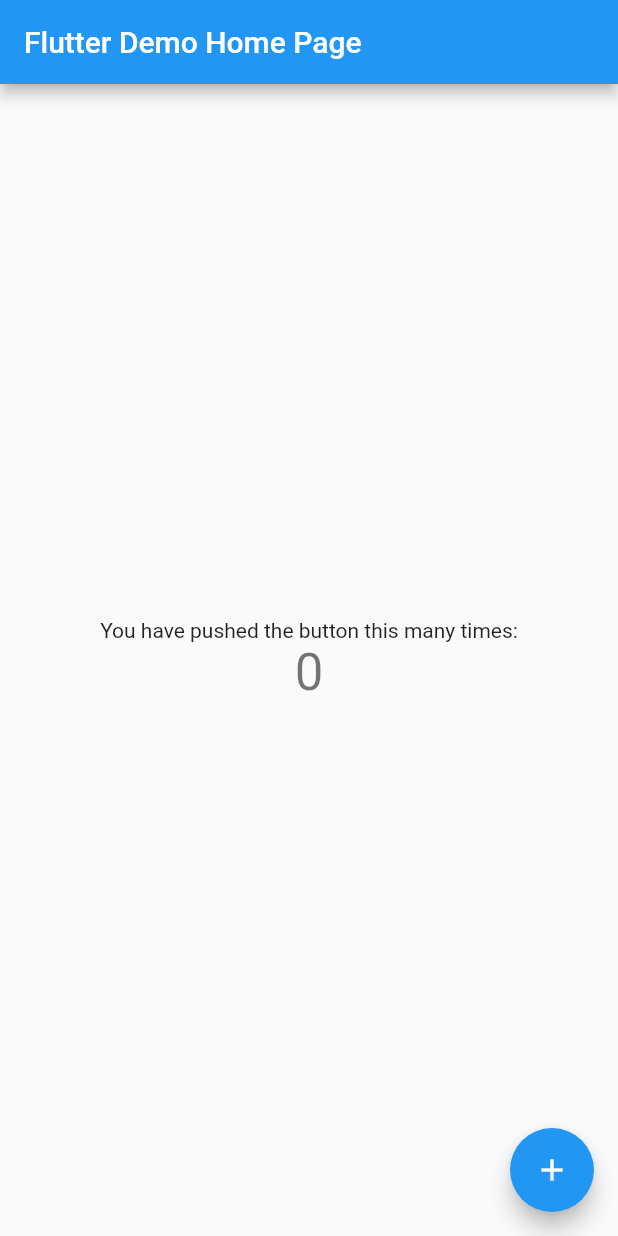
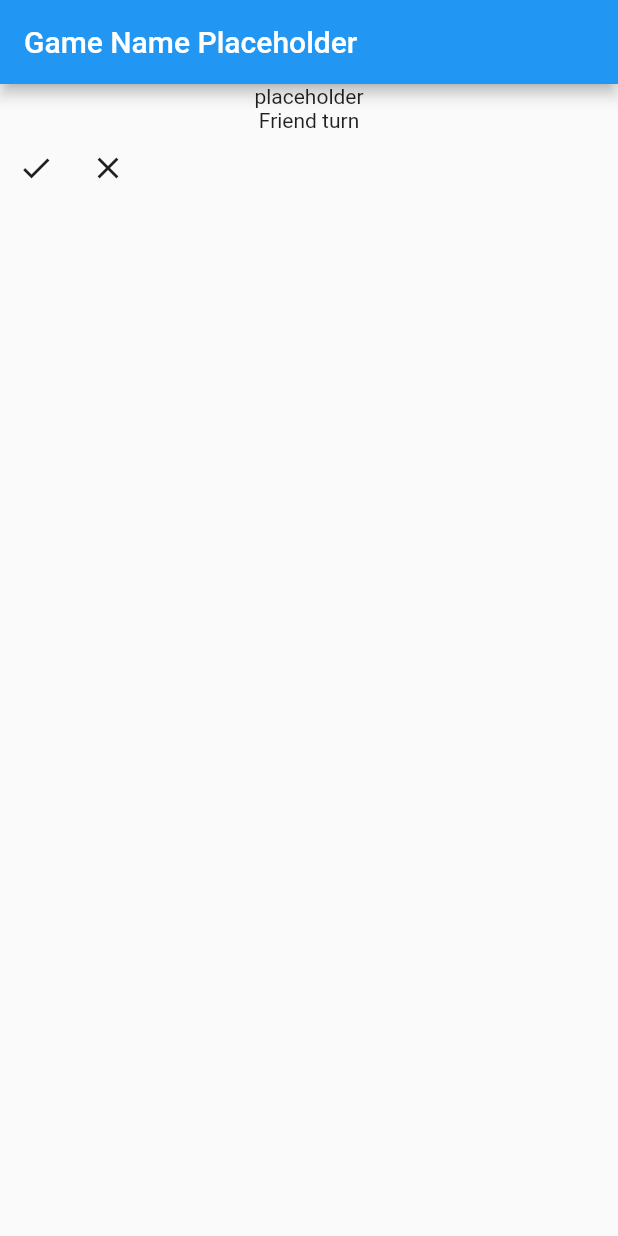
Before and after one commit to nardkeza/Komekt4, a Flutter app: the screen it shows after launch, on a phone screen of 412 x 824 dp. Run offline on Flutter 3.47's test engine with Material 2 defaults, Android fonts, the phone set to English and light mode, and no system bars.

Commit message:
setup basic ui for app

```diff
--- /dev/null
+++ b/komekt_4/lib/game_screen.dart
@@ -0,0 +1,21 @@
+import 'package:flutter/material.dart';
+
+class GameScreen extends StatelessWidget {
+  const GameScreen({super.key});
+
+  // This widget is the root of your application.
+  @override
+  Widget build(BuildContext context) {
+    return Scaffold(
+      appBar: AppBar(title: Text('Game Name Placeholder'),),
+      body: Column(children: [
+        const Text('placeholder'),
+        const Text('Friend turn'),
+        Row(children: [
+          IconButton(onPressed: (() {}), icon: const Icon(Icons.done)),
+          IconButton(onPressed: (() {}), icon: const Icon(Icons.close)),
+          ]),
+      ]),
+    );
+  }
+}
--- a/komekt_4/lib/main.dart
+++ b/komekt_4/lib/main.dart
@@ -1,17 +1,19 @@
 import 'package:flutter/material.dart';
+import 'package:komekt_4/home_screen.dart';
+import 'package:komekt_4/game_screen.dart';
 
 void main() {
-  runApp(const MyApp());
+  runApp(const Komekt4App());
 }
 
-class MyApp extends StatelessWidget {
-  const MyApp({super.key});
+class Komekt4App extends StatelessWidget {
+  const Komekt4App({super.key});
 
   // This widget is the root of your application.
   @override
   Widget build(BuildContext context) {
     return MaterialApp(
-      title: 'Flutter Demo',
+      title: 'Komekt 4',
       theme: ThemeData(
         // This is the theme of your application.
         //
@@ -24,92 +26,7 @@ class MyApp extends StatelessWidget {
         // is not restarted.
         primarySwatch: Colors.blue,
       ),
-      home: const MyHomePage(title: 'Flutter Demo Home Page'),
+      home: const GameScreen(),
     );
   }
 }
-
-class MyHomePage extends StatefulWidget {
-  const MyHomePage({super.key, required this.title});
-
-  // This widget is the home page of your application. It is stateful, meaning
-  // that it has a State object (defined below) that contains fields that affect
-  // how it looks.
-
-  // This class is the configuration for the state. It holds the values (in this
-  // case the title) provided by the parent (in this case the App widget) and
-  // used by the build method of the State. Fields in a Widget subclass are
-  // always marked "final".
-
-  final String title;
-
-  @override
-  State<MyHomePage> createState() => _MyHomePageState();
-}
-
-class _MyHomePageState extends State<MyHomePage> {
-  int _counter = 0;
-
-  void _incrementCounter() {
-    setState(() {
-      // This call to setState tells the Flutter framework that something has
-      // changed in this State, which causes it to rerun the build method below
-      // so that the display can reflect the updated values. If we changed
-      // _counter without calling setState(), then the build method would not be
-      // called again, and so nothing would appear to happen.
-      _counter++;
-    });
-  }
-
-  @override
-  Widget build(BuildContext context) {
-    // This method is rerun every time setState is called, for instance as done
-    // by the _incrementCounter method above.
-    //
-    // The Flutter framework has been optimized to make rerunning build methods
-    // fast, so that you can just rebuild anything that needs updating rather
-    // than having to individually change instances of widgets.
-    return Scaffold(
-      appBar: AppBar(
-        // Here we take the value from the MyHomePage object that was created by
-        // the App.build method, and use it to set our appbar title.
-        title: Text(widget.title),
-      ),
-      body: Center(
-        // Center is a layout widget. It takes a single child and positions it
-        // in the middle of the parent.
-        child: Column(
-          // Column is also a layout widget. It takes a list of children and
-          // arranges them vertically. By default, it sizes itself to fit its
-          // children horizontally, and tries to be as tall as its parent.
-          //
-          // Invoke "debug painting" (press "p" in the console, choose the
-          // "Toggle Debug Paint" action from the Flutter Inspector in Android
-          // Studio, or the "Toggle Debug Paint" command in Visual Studio Code)
-          // to see the wireframe for each widget.
-          //
-          // Column has various properties to control how it sizes itself and
-          // how it positions its children. Here we use mainAxisAlignment to
-          // center the children vertically; the main axis here is the vertical
-          // axis because Columns are vertical (the cross axis would be
-          // horizontal).
-          mainAxisAlignment: MainAxisAlignment.center,
-          children: <Widget>[
-            const Text(
-              'You have pushed the button this many times:',
-            ),
-            Text(
-              '$_counter',
-              style: Theme.of(context).textTheme.headline4,
-            ),
-          ],
-        ),
-      ),
-      floatingActionButton: FloatingActionButton(
-        onPressed: _incrementCounter,
-        tooltip: 'Increment',
-        child: const Icon(Icons.add),
-      ), // This trailing comma makes auto-formatting nicer for build methods.
-    );
-  }
-}
```
Also changed, not shown: komekt_4/lib/home_screen.dart (added, +21 -0 lines), 1 other file.
